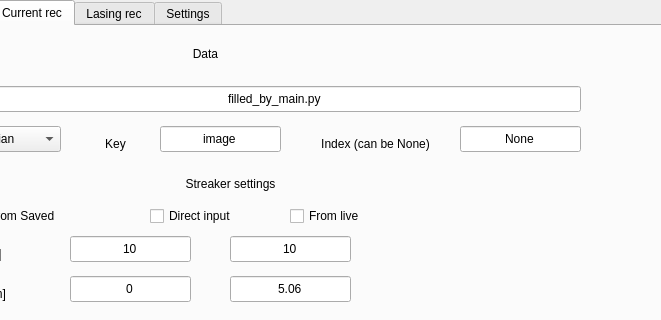
Qt form GUI.ui (pdijksta/WakefieldAnalysis) before a commit; both pictures show x 162 to 823 and y 0 to 320 of the 962 by 856 pixel window.
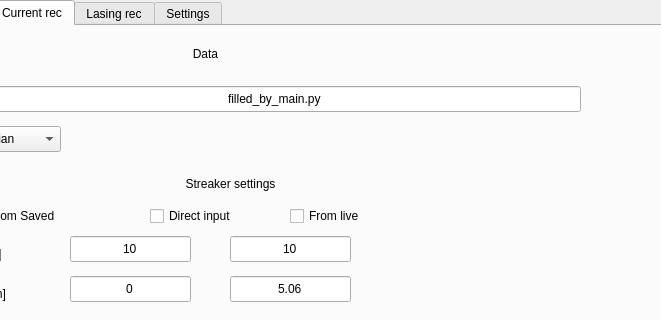
The same form after that commit. The open tabs and pages were chosen to show the change.

Diff of the .ui file:
```diff
--- a/GUI.ui
+++ b/GUI.ui
@@ -1114,54 +1114,6 @@
        <set>Qt::AlignCenter</set>
       </property>
      </widget>
-     <widget class="QLineEdit" name="ReconstructionDataLoadKey">
-      <property name="geometry">
-       <rect>
-        <x>310</x>
-        <y>100</y>
-        <width>121</width>
-        <height>26</height>
-       </rect>
-      </property>
-      <property name="text">
-       <string>image</string>
-      </property>
-      <property name="alignment">
-       <set>Qt::AlignCenter</set>
-      </property>
-     </widget>
-     <widget class="QLineEdit" name="ReconstructionDataLoadIndex">
-      <property name="geometry">
-       <rect>
-        <x>610</x>
-        <y>100</y>
-        <width>121</width>
-        <height>26</height>
-       </rect>
-      </property>
-      <property name="text">
-       <string>None</string>
-      </property>
-      <property name="alignment">
-       <set>Qt::AlignCenter</set>
-      </property>
-     </widget>
-     <widget class="QLabel" name="label_22">
-      <property name="geometry">
-       <rect>
-        <x>450</x>
-        <y>110</y>
-        <width>151</width>
-        <height>16</height>
-       </rect>
-      </property>
-      <property name="text">
-       <string>Index (can be None)</string>
-      </property>
-      <property name="alignment">
-       <set>Qt::AlignCenter</set>
-      </property>
-     </widget>
      <widget class="QComboBox" name="ReconstructionDataLoadUseSelect">
       <property name="geometry">
        <rect>
@@ -1217,22 +1169,6 @@
        <set>Qt::AlignCenter</set>
       </property>
      </widget>
-     <widget class="QLabel" name="label_40">
-      <property name="geometry">
-       <rect>
-        <x>230</x>
-        <y>110</y>
-        <width>71</width>
-        <height>16</height>
-       </rect>
-      </property>
-      <property name="text">
-       <string>Key</string>
-      </property>
-      <property name="alignment">
-       <set>Qt::AlignCenter</set>
-      </property>
-     </widget>
      <widget class="QPushButton" name="ObtainReconstructionData">
       <property name="geometry">
        <rect>
```
Left out of the diff: 2 changed lines with no effect on the pictures.
